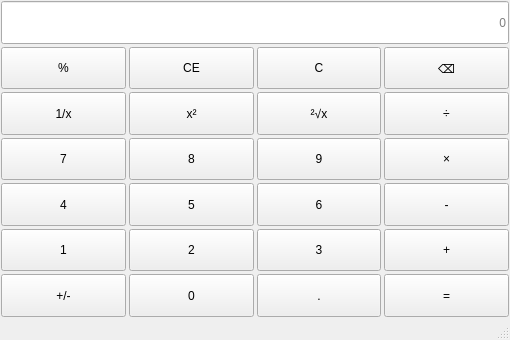
Old version of the form Lab_1/mainwindow.ui in the repository taipy524/Qtcourse.
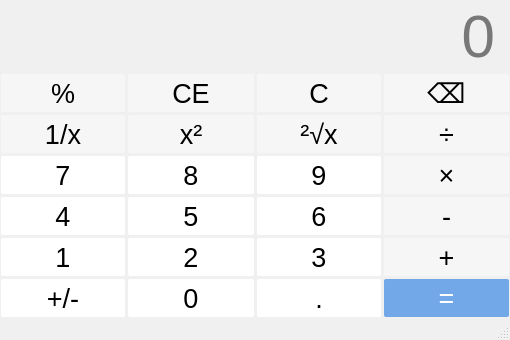
New version of the form.

Patch:
```diff
--- a/Lab_1/mainwindow.ui
+++ b/Lab_1/mainwindow.ui
@@ -11,7 +11,136 @@
    </rect>
   </property>
   <property name="windowTitle">
-   <string>MainWindow</string>
+   <string>计算器-雷语-2024414300107</string>
+  </property>
+  <property name="styleSheet">
+   <string notr="true">/* ========== 全局基础按钮：白底 ========== */
+QPushButton{
+    font-size:20pt;
+    background-color:white;
+    border:none;
+    border-radius:2px;
+}
+
+QPushButton:hover{
+    background-color:#b9e8b9;  /* 淡绿hover */
+    color:black;
+}
+
+QPushButton:pressed{
+    background-color:#d8c8e8; /* 淡紫按下 */
+    color:black;
+}
+
+/* ========== 顶部显示屏 lineEdit ========== */
+QLineEdit{
+    font-size:45pt;
+    border:none;
+    background-color:#f0f0f0;
+    text-align:right;
+    padding-right:12px;
+}
+
+/* ========== 等于号 btnEqual 蓝色按钮 ========== */
+#btnEqual{
+    background-color:#73a8e8;
+    color:white;
+}
+#btnEqual:hover{
+    background-color:#89b8ee;
+}
+#btnEqual:pressed{
+    background-color:#6098dd;
+}
+
+/* ========== 第1行：%、CE、C、退格(pushButton_4) 灰底 ========== */
+#btnPercentage,
+#pushButton_3,
+#btnClear,
+#pushButton_4{
+    background-color:#f6f6f6;
+}
+
+#btnPercentage:hover,
+#pushButton_3:hover,
+#btnClear:hover,
+#pushButton_4:hover{
+    background-color:#b9e8b9;
+}
+#btnPercentage:pressed,
+#pushButton_3:pressed,
+#btnClear:pressed,
+#pushButton_4:pressed{
+    background-color:#d8c8e8;
+}
+
+/* ========== 第2行：1/x、x²、²√x、÷ 灰底 ========== */
+#btnInverse,
+#btnSquare,
+#btnSqrt,
+#binDivide{
+    background-color:#f6f6f6;
+}
+#btnInverse:hover,
+#btnSquare:hover,
+#btnSqrt:hover,
+#binDivide:hover{
+    background-color:#b9e8b9;
+}
+#btnInverse:pressed,
+#btnSquare:pressed,
+#btnSqrt:pressed,
+#binDivide:pressed{
+    background-color:#d8c8e8;
+}
+
+/* ========== 第4列运算符：÷、×、−、+ 灰底 ========== */
+#binDivide,
+#binMultiple,
+#binMinus,
+#binPlus{
+    background-color:#f6f6f6;
+}
+#binDivide:hover,
+#binMultiple:hover,
+#binMinus:hover,
+#binPlus:hover{
+    background-color:#b9e8b9;
+}
+#binDivide:pressed,
+#binMultiple:pressed,
+#binMinus:pressed,
+#binPlus:pressed{
+    background-color:#d8c8e8;
+}
+
+/* ========== 退格键 pushButton_4 灰底 ========== */
+#pushButton_4{
+    background-color:#f6f6f6;
+}
+#pushButton_4:hover{
+    background-color:#b9e8b9;
+}
+#pushButton_4:pressed{
+    background-color:#d8c8e8;
+}
+
+/* ========== 小数点 pushButton_17 白底 ========== */
+#pushButton_17{
+    background-color:white;
+}
+#pushButton_17:hover{
+    background-color:#b9e8b9;
+}
+#pushButton_17:pressed{
+    background-color:#d8c8e8;
+}
+
+/* ========== 主窗口背景色 ========== */
+QMainWindow{
+    background-color:#f0f0f0;
+}
+</string>
   </property>
   <widget class="QWidget" name="centralwidget">
    <layout class="QVBoxLayout" name="verticalLayout">
@@ -342,6 +471,9 @@
           <verstretch>0</verstretch>
          </sizepolicy>
         </property>
+        <property name="styleSheet">
+         <string notr="true"/>
+        </property>
         <property name="text">
          <string>%</string>
         </property>
```
